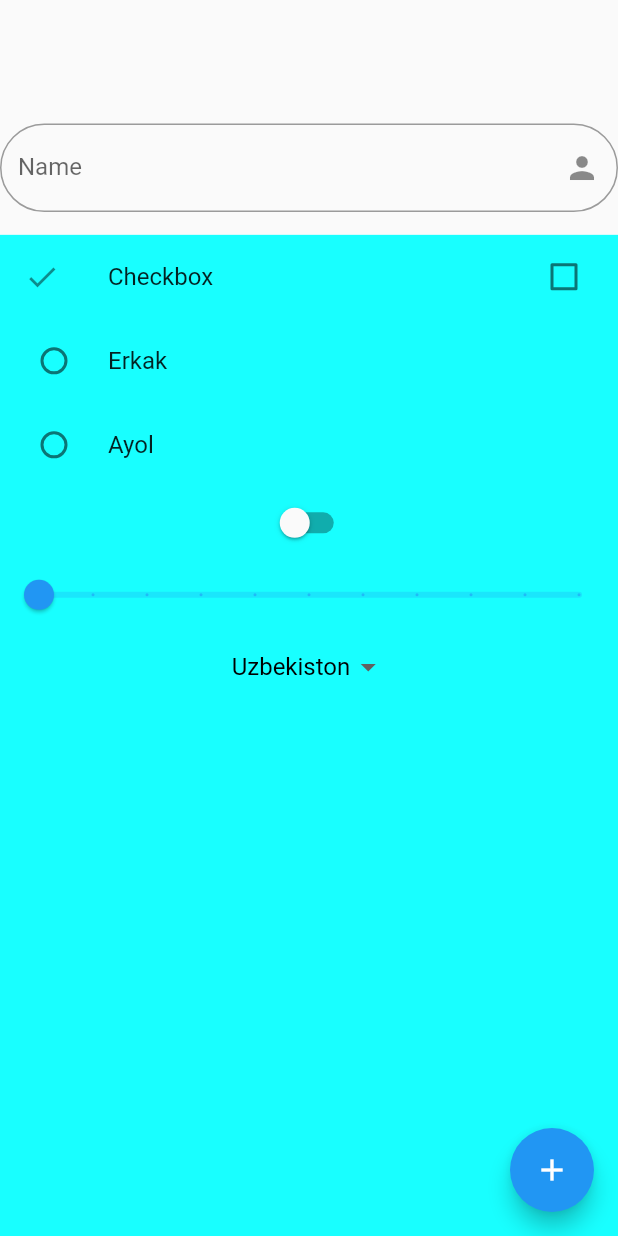
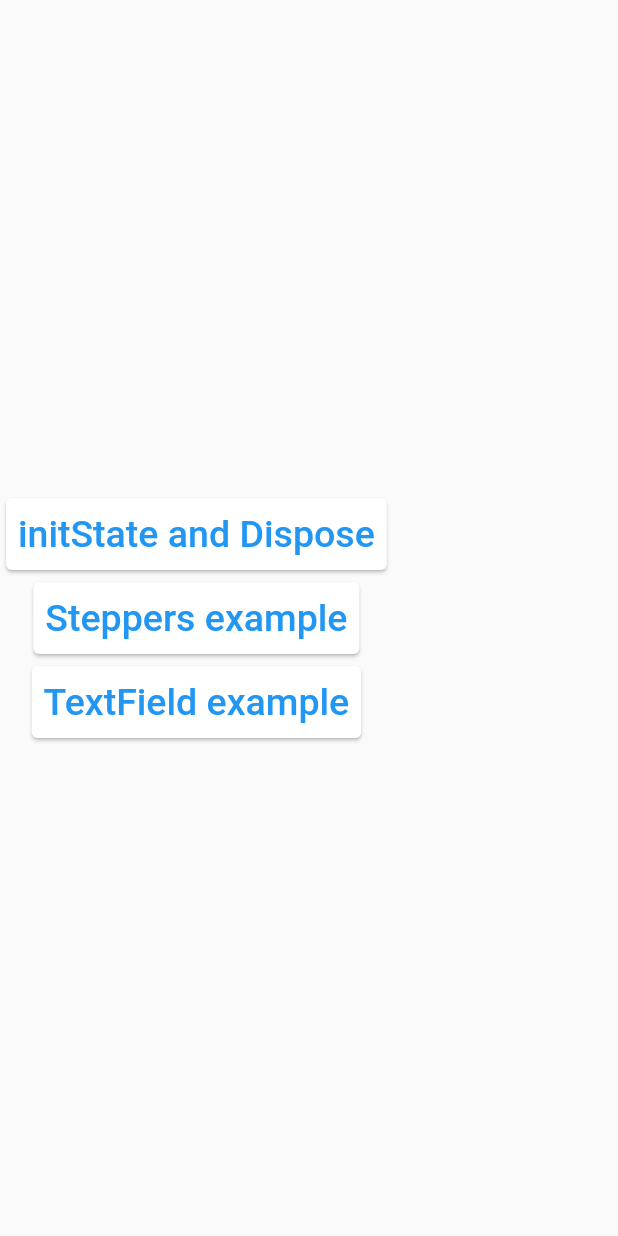
Before and after one commit to AbdullohRazzoqov/StatefulWidget_Started-, a Flutter app: the screen it shows after launch, on a phone screen of 412 x 824 dp. Run offline on Flutter 3.47's test engine with Material 2 defaults, Android fonts, the phone set to English and light mode, and no system bars.

Commit message:
stepper added

```diff
--- a/lib/screen/home.dart
+++ b/lib/screen/home.dart
@@ -1,169 +1,60 @@
-import 'package:flutter/cupertino.dart';
 import 'package:flutter/material.dart';
+import 'package:my_statefulwidget/screen/my_init_state.dart';
+import 'package:my_statefulwidget/screen/my_stepper.dart';
+import 'package:my_statefulwidget/screen/my_textfield.dart';
 
-class MyHomePage extends StatefulWidget {
+class MyHomePage extends StatelessWidget {
   const MyHomePage({super.key});
-
-  @override
-  State<MyHomePage> createState() => _MyHomePageState();
-}
-
-class _MyHomePageState extends State<MyHomePage> {
-  final _formKey = GlobalKey<FormState>();
-
-  final _nameController = TextEditingController();
-
-  bool _isCecked = false;
-  var _checkValue;
-  bool _switchValue = false;
-  double _sliderValue = 0.0;
-  String _dropValue = "Uzbekiston";
-
   @override
   Widget build(BuildContext context) {
     return Scaffold(
       body: Column(
+        mainAxisAlignment: MainAxisAlignment.center,
         children: [
-          SizedBox(
-            height: MediaQuery.of(context).size.height * 0.1,
-          ),
-          Expanded(
-            flex: 1,
-            child: Form(
-              key: _formKey,
-              child: Column(
-                children: [
-                  TextFormField(
-                    //?controller => yozgan qiymatlarni saqlaydi
-                    controller: _nameController,
-                    //?keyboardType => klavturani qanday bo'lishi controll qilamiz
-                    keyboardType: TextInputType.number,
-                    //? parol yozish uchun
-                    obscureText: true,
-                    decoration: const InputDecoration(
-                      labelText: "Name",
-                      hintText: "User",
-                      suffixIcon: Icon(
-                        Icons.person,
-                      ),
-                      border: OutlineInputBorder(
-                        borderRadius: BorderRadius.all(Radius.circular(30)),
-                      ),
-                    ), //? validator ichiga yozilgan text keladi
-                    validator: (v) {
-                      if (v!.isEmpty) {
-                        return "Bo'sh kiritish mumkin emas";
-                      }
-                      return null;
-                    },
-                  )
-                ],
+          Card(
+            child: TextButton(
+              onPressed: () {
+                Navigator.push(
+                    context,
+                    MaterialPageRoute(
+                        builder: (context) =>const  MyInitStateExample()));
+              },
+              child: const Text(
+                "initState and Dispose",
+                style: TextStyle(fontSize: 25),
               ),
             ),
           ),
-          Expanded(
-            flex: 9,
-            child: Container(
-              color: Colors.cyanAccent,
-              child: Column(
-                children: [
-                  CheckboxListTile(
-                    title: const Text("Checkbox"),
-                    secondary: const Icon(Icons.check),
-                    value: _isCecked,
-                    onChanged: (v) {
-                      setState(() {
-                        _isCecked = !_isCecked;
-                      });
-                    },
-                  ),
-                  //? RadioListTile => ikkita uchta undan yuqori bo'lgan variantlar ichidan bittasini tashllash kerak bo'lsa
-                  RadioListTile(
-                      title: const Text("Erkak"),
-                      value: "Erkak",
-                      groupValue: _checkValue,
-                      onChanged: (v) {
-                        setState(() {
-                          _checkValue = v;
-                        });
-                      }),
-                  RadioListTile(
-                      title: const Text("Ayol"),
-                      value: "Ayol",
-                      groupValue: _checkValue,
-                      onChanged: (v) {
-                        setState(() {
-                          _checkValue = v;
-                        });
-                      }),
-                  Switch(
-                      value: _switchValue,
-                      onChanged: (v) {
-                        setState(() {
-                          _switchValue = !_switchValue;
-                        });
-                      }),
-                  // CupertinoSwitch(
-                  //     value: _switchValue,
-                  //     onChanged: (v) {
-                  //       setState(() {
-                  //         _switchValue = !_switchValue;
-                  //       });
-                  //     }),
-                  Slider(
-                      divisions: 10,
-                      value: _sliderValue,
-                      onChanged: (v) {
-                        setState(() {});
-                        _sliderValue = v;
-                      }),
-                  // CupertinoSlider(
-                  //   value: _sliderValue,
-                  //   onChanged: (v) {
-                  //     setState(() {});
-                  //     _sliderValue = v;
-                  //   },
-                  // ),
-                  DropdownButtonHideUnderline(
-                    child: DropdownButton(value: _dropValue,
-                        items:  const [
-                          DropdownMenuItem(
-                            value: "Uzbekiston",
-                            child: Text(
-                              "Uzbekiston",style: TextStyle(color: Colors.black),
-                            ),
-                          ),
-                          DropdownMenuItem(
-                            value: "USA",
-                            child: Text("USA"),
-                          ),
-                          DropdownMenuItem(
-                            value: "Turkey",
-                            child: Text("Turkey"),
-                          ),
-                        ],
-                        onChanged: (v) {
-                          setState(() {
-                            _dropValue = v.toString();
-                          });
-                        }),
-                  )
-                ],
+           Card(
+            child: TextButton(
+              onPressed: () {
+                Navigator.push(
+                    context,
+                    MaterialPageRoute(
+                        builder: (context) =>const   MyStepper()));
+              },
+              child: const Text(
+                "Steppers example",
+                style: TextStyle(fontSize: 25),
+              ),
+            ),
+          ),
+            Card(
+            child: TextButton(
+              onPressed: () {
+                Navigator.push(
+                    context,
+                    MaterialPageRoute(
+                        builder: (context) => const  MyTextField()));
+              },
+              child: const Text(
+                "TextField example",
+                style: TextStyle(fontSize: 25),
               ),
             ),
           ),
         ],
       ),
-      floatingActionButton: FloatingActionButton(
-        onPressed: () {
-          //! agar validate bo'lgan bo'lsa ifni ishlat
-          if (_formKey.currentState!.validate()) {
-            debugPrint("Value: ${_nameController.text}");
-            _nameController.clear();
-          }
-        },
-        child: const Icon(Icons.add),
-      ),
     );
   }
 }
```
Also changed, not shown: lib/screen/my_stepper.dart (added, +102 -0 lines), lib/screen/my_textfield.dart (added, +168 -0 lines).
